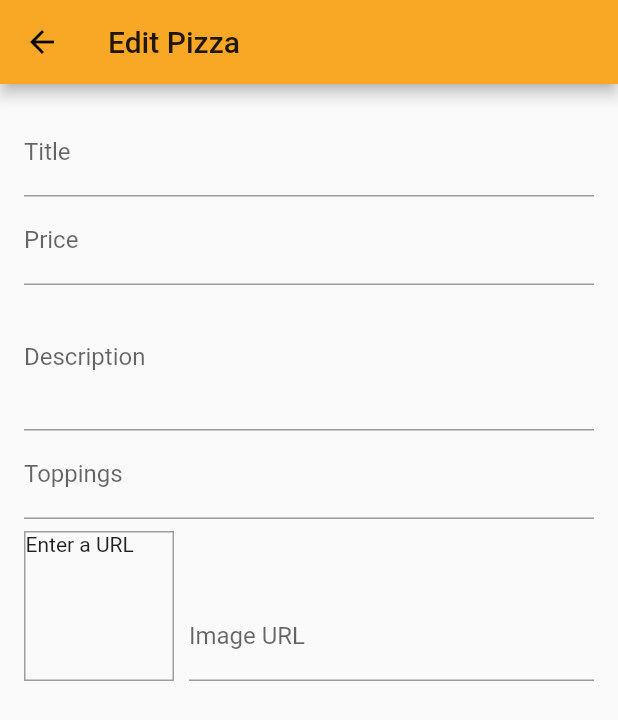
After one commit to RoyAvidar/flutter, a Flutter app: the AdminEditPizzaScreen screen opened by its route, on a phone screen of 412 x 824 dp. The commit adds this screen. Shown: the top 720 px of the screen. Run offline on Flutter 3.47's test engine with Material 2 defaults, Android fonts, the phone set to English and light mode, and no system bars; network calls fail.

Commit message:
added admin edit and admin pizza screen + from

```diff
--- a/lib/main.dart
+++ b/lib/main.dart
@@ -6,6 +6,8 @@ import './screens/orders_screen.dart';
 import './screens/cart_screen.dart';
 import './screens/pizza_overview_screen.dart';
 import './screens/pizza_detail_screen.dart';
+import './screens/admin_pizza_screen.dart';
+import './screens/admin_edit_pizzas_screen.dart';
 import './providers/pizzas_provider.dart';
 import './providers/cart.dart';
 import './providers/orders.dart';
@@ -41,6 +43,8 @@ class MyApp extends StatelessWidget {
           PizzaEditScreen.routeName: (ctx) => PizzaEditScreen(),
           CartScreen.routeName: (ctx) => CartScreen(),
           OrdersScreen.routeName: (ctx) => OrdersScreen(),
+          AdminPizzaScreen.routeName: (ctx) => AdminPizzaScreen(),
+          AdminEditPizzaScreen.routeName: (ctx) => AdminEditPizzaScreen(),
         },
       ),
     );
--- /dev/null
+++ b/lib/screens/admin_edit_pizzas_screen.dart
@@ -0,0 +1,109 @@
+import 'package:flutter/material.dart';
+
+class AdminEditPizzaScreen extends StatefulWidget {
+  static const routeName = '/admin-edit-pizza';
+  @override
+  _AdminEditPizzaScreenState createState() => _AdminEditPizzaScreenState();
+}
+
+class _AdminEditPizzaScreenState extends State<AdminEditPizzaScreen> {
+  final _priceFocusNode = FocusNode();
+  final _imageUrlController = TextEditingController();
+  final _imageUrlFocusNode = FocusNode();
+
+  @override
+  void initState() {
+    _imageUrlFocusNode.addListener(_updateImageUrl);
+    super.initState();
+  }
+
+  @override
+  void dispose() {
+    _imageUrlFocusNode.removeListener(_updateImageUrl);
+    _priceFocusNode.dispose();
+    _imageUrlController.dispose();
+    _imageUrlFocusNode.dispose();
+    super.dispose();
+  }
+
+  void _updateImageUrl() {
+    if (!_imageUrlFocusNode.hasFocus) {
+      setState(() {});
+    }
+  }
+
+  @override
+  Widget build(BuildContext context) {
+    return Scaffold(
+      appBar: AppBar(
+        title: Text('Edit Pizza'),
+      ),
+      body: Padding(
+        padding: const EdgeInsets.all(16),
+        child: Form(
+          child: ListView(
+            children: <Widget>[
+              TextFormField(
+                decoration: InputDecoration(labelText: 'Title'),
+                textInputAction: TextInputAction.next,
+                onFieldSubmitted: (_) {
+                  FocusScope.of(context).requestFocus(_priceFocusNode);
+                },
+              ),
+              TextFormField(
+                decoration: InputDecoration(labelText: 'Price'),
+                textInputAction: TextInputAction.next,
+                keyboardType: TextInputType.number,
+                focusNode: _priceFocusNode,
+              ),
+              TextFormField(
+                decoration: InputDecoration(labelText: 'Description'),
+                maxLines: 3,
+                keyboardType: TextInputType.multiline,
+              ),
+              TextFormField(
+                decoration: InputDecoration(labelText: 'Toppings'),
+                textInputAction: TextInputAction.next,
+              ),
+              Row(
+                crossAxisAlignment: CrossAxisAlignment.end,
+                children: <Widget>[
+                  Container(
+                    width: 100,
+                    height: 100,
+                    margin: EdgeInsets.only(top: 8, right: 10),
+                    decoration: BoxDecoration(
+                      border: Border.all(
+                        width: 1,
+                        color: Colors.grey,
+                      ),
+                    ),
+                    child: _imageUrlController.text.isEmpty
+                        ? Text('Enter a URL')
+                        : FittedBox(
+                            child: Image.network(
+                              _imageUrlController.text,
+                              fit: BoxFit.cover,
+                            ),
+                          ),
+                  ),
+                  Expanded(
+                      child: TextFormField(
+                    decoration: InputDecoration(labelText: 'Image URL'),
+                    keyboardType: TextInputType.url,
+                    textInputAction: TextInputAction.done,
+                    controller: _imageUrlController,
+                    focusNode: _imageUrlFocusNode,
+                    onEditingComplete: () {
+                      setState(() {});
+                    },
+                  )),
+                ],
+              )
+            ],
+          ),
+        ),
+      ),
+    );
+  }
+}
--- a/lib/widgets/app_drawer.dart
+++ b/lib/widgets/app_drawer.dart
@@ -1,6 +1,7 @@
 import 'package:flutter/material.dart';
 
 import '../screens/orders_screen.dart';
+import '../screens/admin_pizza_screen.dart';
 
 class AppDrawer extends StatelessWidget {
   @override
@@ -29,6 +30,15 @@ class AppDrawer extends StatelessWidget {
                   .pushReplacementNamed(OrdersScreen.routeName);
             },
           ),
+          Divider(),
+          ListTile(
+            leading: Icon(Icons.edit),
+            title: Text('Manage Pizzas'),
+            onTap: () {
+              Navigator.of(context)
+                  .pushReplacementNamed(AdminPizzaScreen.routeName);
+            },
+          ),
         ],
       ),
     );
--- a/lib/widgets/order_item.dart
+++ b/lib/widgets/order_item.dart
@@ -60,6 +60,7 @@ class _OrderItemState extends State<OrderItem> {
                               color: Theme.of(context).primaryColor,
                             ),
                           ),
+                          Text('${prod.toppings.map((t) => t.name).join(",")}')
                         ],
                       ),
                     )
```
Also changed, not shown: lib/providers/orders.dart (+10 -10 lines), lib/screens/admin_pizza_screen.dart (added, +44 -0 lines), lib/widgets/admin_pizza_item.dart (added, +34 -0 lines).
